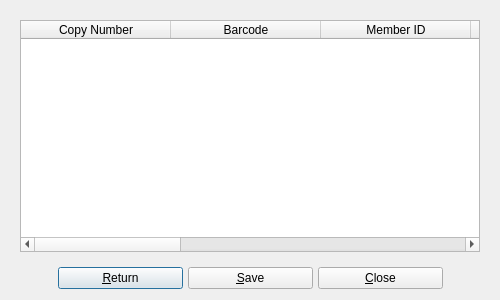
textbrowser/biblioteq, file UI/biblioteq_borrowers.ui: the form before one commit.
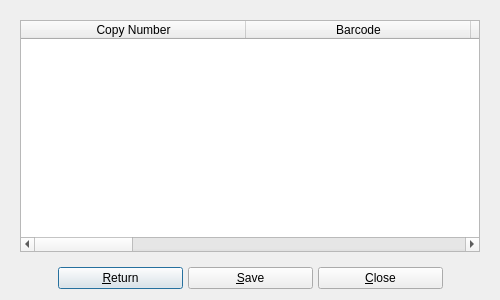
The form after the commit. Icons and pictures are not drawn.

Patch:
```diff
--- a/UI/biblioteq_borrowers.ui
+++ b/UI/biblioteq_borrowers.ui
@@ -57,10 +57,7 @@
          <bool>false</bool>
         </property>
         <attribute name="horizontalHeaderDefaultSectionSize">
-         <number>150</number>
-        </attribute>
-        <attribute name="horizontalHeaderMinimumSectionSize">
-         <number>150</number>
+         <number>225</number>
         </attribute>
         <attribute name="horizontalHeaderStretchLastSection">
          <bool>true</bool>
```
